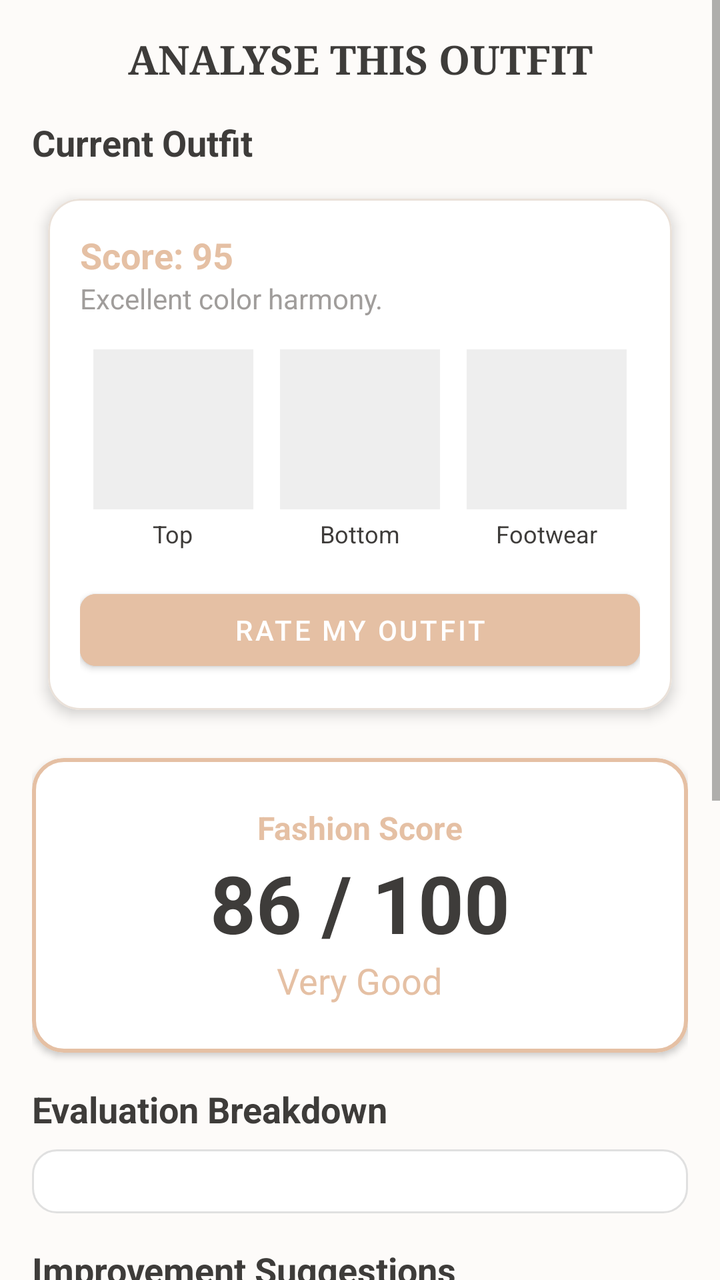
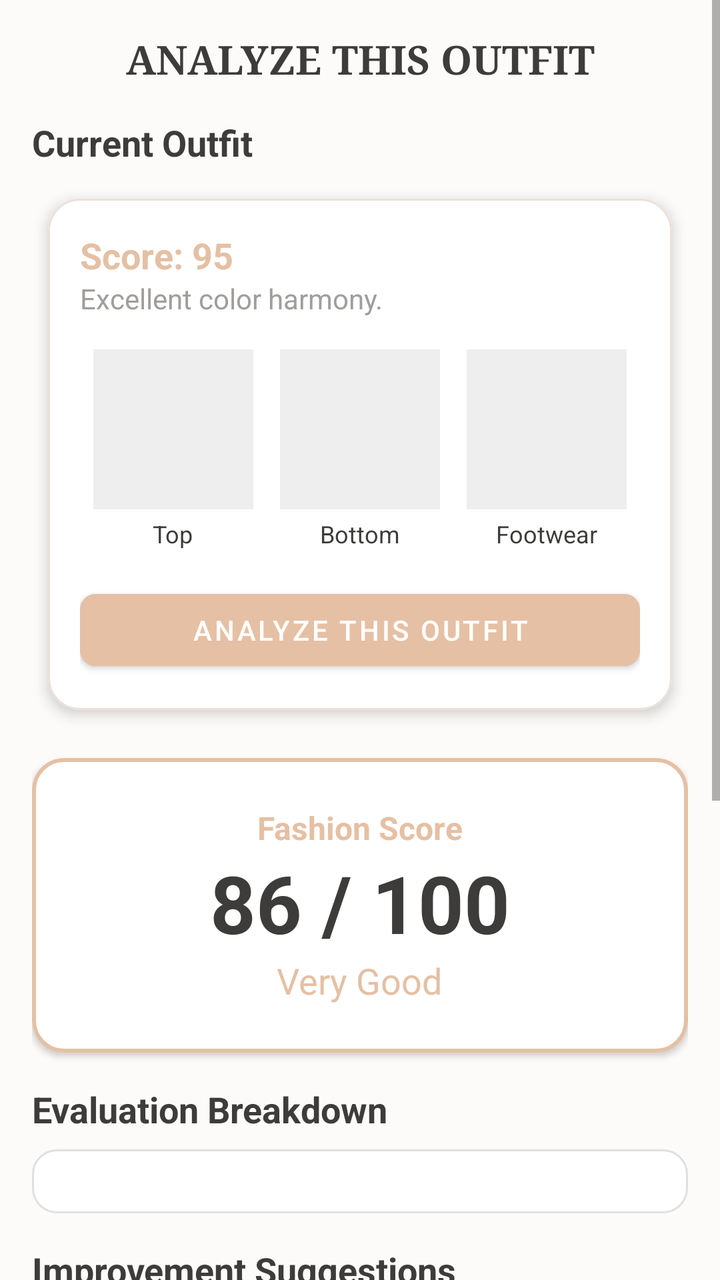

The first picture is an Android layout as it rendered before a commit; the second is the same layout after the commit. The layout source and the unified diff follow.
<!-- AndroidManifest.xml: application theme Theme.OutfitStudio -->
<!-- res/layout/activity_fashion_score.xml -->
<?xml version="1.0" encoding="utf-8"?>
<androidx.constraintlayout.widget.ConstraintLayout xmlns:android="http://schemas.android.com/apk/res/android"
    xmlns:app="http://schemas.android.com/apk/res-auto"
    android:layout_width="match_parent"
    android:layout_height="match_parent"
    android:background="@color/background">

    <ScrollView
        android:layout_width="match_parent"
        android:layout_height="match_parent"
        android:fillViewport="true">

        <LinearLayout
            android:layout_width="match_parent"
            android:layout_height="wrap_content"
            android:orientation="vertical"
            android:padding="16dp">

            <TextView
                android:layout_width="match_parent"
                android:layout_height="wrap_content"
                android:text="ANALYSE THIS OUTFIT"
                android:textSize="20sp"
                android:textStyle="bold"
                android:textColor="@color/on_background"
                android:textAlignment="center"
                android:fontFamily="serif"
                android:layout_marginBottom="16dp"/>

            
            <LinearLayout
                android:id="@+id/llLoading"
                android:layout_width="match_parent"
                android:layout_height="wrap_content"
                android:orientation="vertical"
                android:gravity="center"
                android:visibility="gone"
                android:layout_marginTop="50dp">
                
                <ProgressBar
                    android:layout_width="wrap_content"
                    android:layout_height="wrap_content"
                    android:indeterminateTint="@color/primary"/>
                <TextView
                    android:layout_width="wrap_content"
                    android:layout_height="wrap_content"
                    android:text="Analyzing your outfit..."
                    android:layout_marginTop="16dp"/>
            </LinearLayout>

            
            <LinearLayout
                android:id="@+id/llContent"
                android:layout_width="match_parent"
                android:layout_height="wrap_content"
                android:orientation="vertical"
                android:visibility="visible">

                
                <TextView
                    android:layout_width="wrap_content"
                    android:layout_height="wrap_content"
                    android:text="Current Outfit"
                    android:textStyle="bold"
                    android:textSize="18sp"
                    android:layout_marginBottom="8dp"/>
                
                <include layout="@layout/item_outfit_card" android:id="@+id/incCurrentOutfit" />

                
                <com.google.android.material.card.MaterialCardView
                    android:layout_width="match_parent"
                    android:layout_height="wrap_content"
                    android:layout_marginTop="16dp"
                    android:layout_marginBottom="16dp"
                    app:cardCornerRadius="16dp"
                    app:cardElevation="2dp"
                    app:strokeColor="@color/primary"
                    app:strokeWidth="2dp">
                    
                    <LinearLayout
                        android:layout_width="match_parent"
                        android:layout_height="wrap_content"
                        android:orientation="vertical"
                        android:gravity="center"
                        android:padding="24dp">
                        
                        <TextView
                            android:layout_width="wrap_content"
                            android:layout_height="wrap_content"
                            android:text="Fashion Score"
                            android:textSize="16sp"
                            android:textStyle="bold"
                            android:textColor="@color/primary"/>
                            
                        <TextView
                            android:id="@+id/tvOverallScore"
                            android:layout_width="wrap_content"
                            android:layout_height="wrap_content"
                            android:text="86 / 100"
                            android:textSize="40sp"
                            android:textStyle="bold"
                            android:textColor="@color/on_background"/>
                            
                        <TextView
                            android:id="@+id/tvOverallRating"
                            android:layout_width="wrap_content"
                            android:layout_height="wrap_content"
                            android:text="Very Good"
                            android:textSize="18sp"
                            android:textColor="@color/primary"/>
                    </LinearLayout>
                </com.google.android.material.card.MaterialCardView>

                
                <TextView
                    android:layout_width="wrap_content"
                    android:layout_height="wrap_content"
                    android:text="Evaluation Breakdown"
                    android:textStyle="bold"
                    android:textSize="18sp"
                    android:layout_marginBottom="8dp"/>
                    
                <LinearLayout
                    android:id="@+id/llFactors"
                    android:layout_width="match_parent"
                    android:layout_height="wrap_content"
                    android:orientation="vertical"
                    android:background="@drawable/rounded_card_bg"
                    android:padding="16dp">
                    
                </LinearLayout>

                
                <TextView
                    android:layout_width="wrap_content"
                    android:layout_height="wrap_content"
                    android:text="Improvement Suggestions"
                    android:textStyle="bold"
                    android:textSize="18sp"
                    android:layout_marginTop="16dp"
                    android:layout_marginBottom="8dp"/>
                    
                <LinearLayout
                    android:id="@+id/llSuggestions"
                    android:layout_width="match_parent"
                    android:layout_height="wrap_content"
                    android:orientation="vertical"
                    android:background="@drawable/rounded_card_bg"
                    android:padding="16dp">
                    
                </LinearLayout>

                
                <TextView
                    android:layout_width="wrap_content"
                    android:layout_height="wrap_content"
                    android:text="Improved Outfit"
                    android:textStyle="bold"
                    android:textSize="18sp"
                    android:layout_marginTop="16dp"
                    android:layout_marginBottom="8dp"/>
                    
                <include layout="@layout/item_outfit_card" android:id="@+id/incImprovedOutfit" />
                
                <TextView
                    android:id="@+id/tvNoImprovedOutfit"
                    android:layout_width="match_parent"
                    android:layout_height="wrap_content"
                    android:text="Your current wardrobe does not contain a better combination right now."
                    android:textColor="@color/text_hint"
                    android:textAlignment="center"
                    android:layout_marginTop="8dp"
                    android:visibility="gone"/>

            </LinearLayout>
        </LinearLayout>
    </ScrollView>
</androidx.constraintlayout.widget.ConstraintLayout>
<!-- res/layout/item_outfit_card.xml (included above) -->
<?xml version="1.0" encoding="utf-8"?>
<com.google.android.material.card.MaterialCardView xmlns:android="http://schemas.android.com/apk/res/android"
    xmlns:app="http://schemas.android.com/apk/res-auto"
    android:layout_width="match_parent"
    android:layout_height="wrap_content"
    android:layout_margin="8dp"
    app:cardCornerRadius="16dp"
    app:cardElevation="4dp"
    app:strokeColor="@color/card_border"
    app:strokeWidth="1dp">

    <LinearLayout
        android:layout_width="match_parent"
        android:layout_height="wrap_content"
        android:orientation="vertical"
        android:padding="16dp">

        <TextView
            android:id="@+id/tvScore"
            android:layout_width="match_parent"
            android:layout_height="wrap_content"
            android:text="Score: 95"
            android:textSize="18sp"
            android:textStyle="bold"
            android:textColor="@color/primary"/>

        <TextView
            android:id="@+id/tvReason"
            android:layout_width="match_parent"
            android:layout_height="wrap_content"
            android:text="Excellent color harmony."
            android:textSize="14sp"
            android:textColor="@color/text_hint"
            android:layout_marginBottom="16dp"/>

        <LinearLayout
            android:layout_width="match_parent"
            android:layout_height="wrap_content"
            android:orientation="horizontal"
            android:weightSum="3">

            
            <LinearLayout
                android:layout_width="0dp"
                android:layout_height="wrap_content"
                android:layout_weight="1"
                android:orientation="vertical"
                android:gravity="center">
                
                <ImageView
                    android:id="@+id/ivTop"
                    android:layout_width="80dp"
                    android:layout_height="80dp"
                    android:scaleType="centerCrop"
                    android:background="#EEEEEE"/>
                <TextView
                    android:id="@+id/tvTopName"
                    android:layout_width="wrap_content"
                    android:layout_height="wrap_content"
                    android:text="Top"
                    android:textSize="12sp"
                    android:lines="1"
                    android:ellipsize="end"
                    android:layout_marginTop="4dp"/>
            </LinearLayout>

            
            <LinearLayout
                android:layout_width="0dp"
                android:layout_height="wrap_content"
                android:layout_weight="1"
                android:orientation="vertical"
                android:gravity="center">
                
                <ImageView
                    android:id="@+id/ivBottom"
                    android:layout_width="80dp"
                    android:layout_height="80dp"
                    android:scaleType="centerCrop"
                    android:background="#EEEEEE"/>
                <TextView
                    android:id="@+id/tvBottomName"
                    android:layout_width="wrap_content"
                    android:layout_height="wrap_content"
                    android:text="Bottom"
                    android:textSize="12sp"
                    android:lines="1"
                    android:ellipsize="end"
                    android:layout_marginTop="4dp"/>
            </LinearLayout>

            
            <LinearLayout
                android:layout_width="0dp"
                android:layout_height="wrap_content"
                android:layout_weight="1"
                android:orientation="vertical"
                android:gravity="center">
                
                <ImageView
                    android:id="@+id/ivFootwear"
                    android:layout_width="80dp"
                    android:layout_height="80dp"
                    android:scaleType="centerCrop"
                    android:background="#EEEEEE"/>
                <TextView
                    android:id="@+id/tvFootwearName"
                    android:layout_width="wrap_content"
                    android:layout_height="wrap_content"
                    android:text="Footwear"
                    android:textSize="12sp"
                    android:lines="1"
                    android:ellipsize="end"
                    android:layout_marginTop="4dp"/>
            </LinearLayout>

        </LinearLayout>

        <com.google.android.material.button.MaterialButton
            android:id="@+id/btnRateOutfit"
            android:layout_width="match_parent"
            android:layout_height="wrap_content"
            android:layout_marginTop="16dp"
            android:text="Rate My Outfit"
            app:cornerRadius="8dp"
            android:backgroundTint="@color/primary"/>

    </LinearLayout>

</com.google.android.material.card.MaterialCardView>
<!-- resources referenced by this layout -->
<resources>
  <color name="background">#FDFBF9</color>
  <color name="card_border">#EAE1D9</color>
  <color name="on_background">#3E3C3A</color>
  <color name="primary">#E5C0A4</color>
  <color name="text_hint">#A09D9B</color>
  <!-- drawable rounded_card_bg (drawable) -->
  <?xml version="1.0" encoding="utf-8"?>
  <shape xmlns:android="http://schemas.android.com/apk/res/android"
      android:shape="rectangle">
      <solid android:color="#FFFFFF" />
      <corners android:radius="12dp" />
      <stroke
          android:width="1dp"
          android:color="#E0E0E0" />
  </shape>
  <style name="Theme.OutfitStudio" parent="Theme.MaterialComponents.Light.NoActionBar">
          <item name="android:textColor">@color/on_background</item>
          <item name="android:textColorHint">@color/text_hint</item>
          
          <item name="colorPrimary">@color/primary</item>
          <item name="colorPrimaryVariant">@color/primary_variant</item>
          <item name="colorOnPrimary">@color/on_primary</item>
          
          <item name="colorSecondary">@color/primary</item>
          <item name="colorSecondaryVariant">@color/primary_variant</item>
          <item name="colorOnSecondary">@color/on_primary</item>
          
          <item name="android:colorBackground">@color/background</item>
          <item name="colorSurface">@color/surface</item>
          
          <item name="android:statusBarColor">@color/background</item>
          <item name="android:windowLightStatusBar">true</item>
      </style>
  <color name="primary_variant">#D8A58B</color>
  <color name="on_primary">#FFFFFF</color>
  <color name="surface">#FFFFFF</color>
</resources>

<!-- the commit's change to res/layout/activity_fashion_score.xml (unified diff, before → after) -->
@@ -19,7 +19,7 @@
             <TextView
                 android:layout_width="match_parent"
                 android:layout_height="wrap_content"
-                android:text="ANALYSE THIS OUTFIT"
+                android:text="ANALYZE THIS OUTFIT"
                 android:textSize="20sp"
                 android:textStyle="bold"
                 android:textColor="@color/on_background"
@@ -301,7 +301,7 @@
             android:layout_width="match_parent"
             android:layout_height="wrap_content"
             android:layout_marginTop="16dp"
-            android:text="Rate My Outfit"
+            android:text="ANALYZE THIS OUTFIT"
             app:cornerRadius="8dp"
             android:backgroundTint="@color/primary"/>
 
